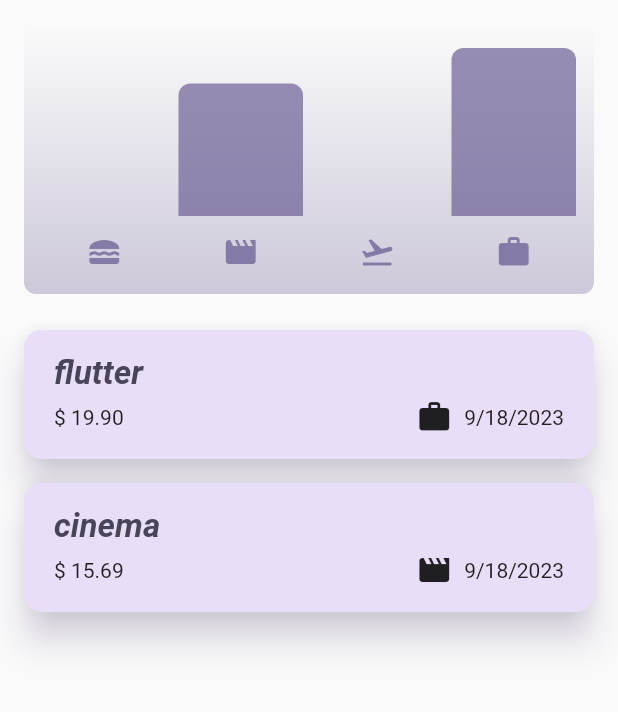
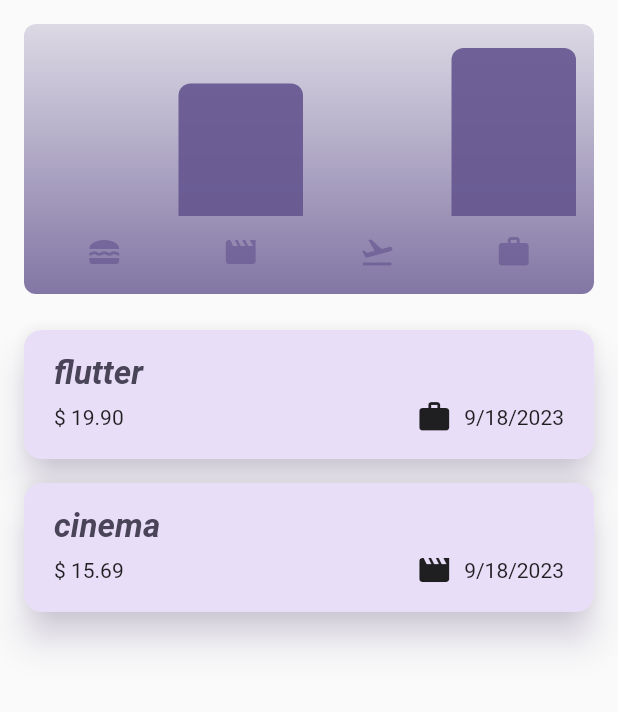
Before and after one commit to azutsavv/expense_tracking, a Flutter app: the screen it shows after launch, on a phone screen of 412 x 824 dp, the part 84-796 px from its top. Run offline on Flutter 3.47's test engine with Material 2 defaults, Android fonts, the phone set to English and light mode, and no system bars.

Commit message:
minor color changes

```diff
--- a/lib/widgets/chart/chart.dart
+++ b/lib/widgets/chart/chart.dart
@@ -45,8 +45,8 @@ class Chart extends StatelessWidget {
         borderRadius: BorderRadius.circular(8),
         gradient: LinearGradient(
           colors: [
-            Theme.of(context).colorScheme.primary.withOpacity(0.3),
-            Theme.of(context).colorScheme.primary.withOpacity(0.0)
+            Theme.of(context).colorScheme.primary.withOpacity(0.8),
+            Theme.of(context).colorScheme.primary.withOpacity(0.2)
           ],
           begin: Alignment.bottomCenter,
           end: Alignment.topCenter,
@@ -77,11 +77,11 @@ class Chart extends StatelessWidget {
                       child: Icon(
                         categoryIcon[bucket.category],
                         color: isDarkMode
-                            ? Theme.of(context).colorScheme.secondary
+                            ? Theme.of(context).colorScheme.onSecondary
                             : Theme.of(context)
                                 .colorScheme
                                 .primary
-                                .withOpacity(0.7),
+                                .withOpacity(0.65),
                       ),
                     ),
                   ),
--- a/lib/widgets/chart/chart_bar.dart
+++ b/lib/widgets/chart/chart_bar.dart
@@ -23,8 +23,8 @@ class ChartBar extends StatelessWidget {
               borderRadius:
                   const BorderRadius.vertical(top: Radius.circular(8)),
               color: isDarkMode
-                  ? Theme.of(context).colorScheme.secondary
-                  : Theme.of(context).colorScheme.primary.withOpacity(0.65),
+                  ? Theme.of(context).colorScheme.onSecondary
+                  : Theme.of(context).colorScheme.primary.withOpacity(0.9),
             ),
           ),
         ),
```
